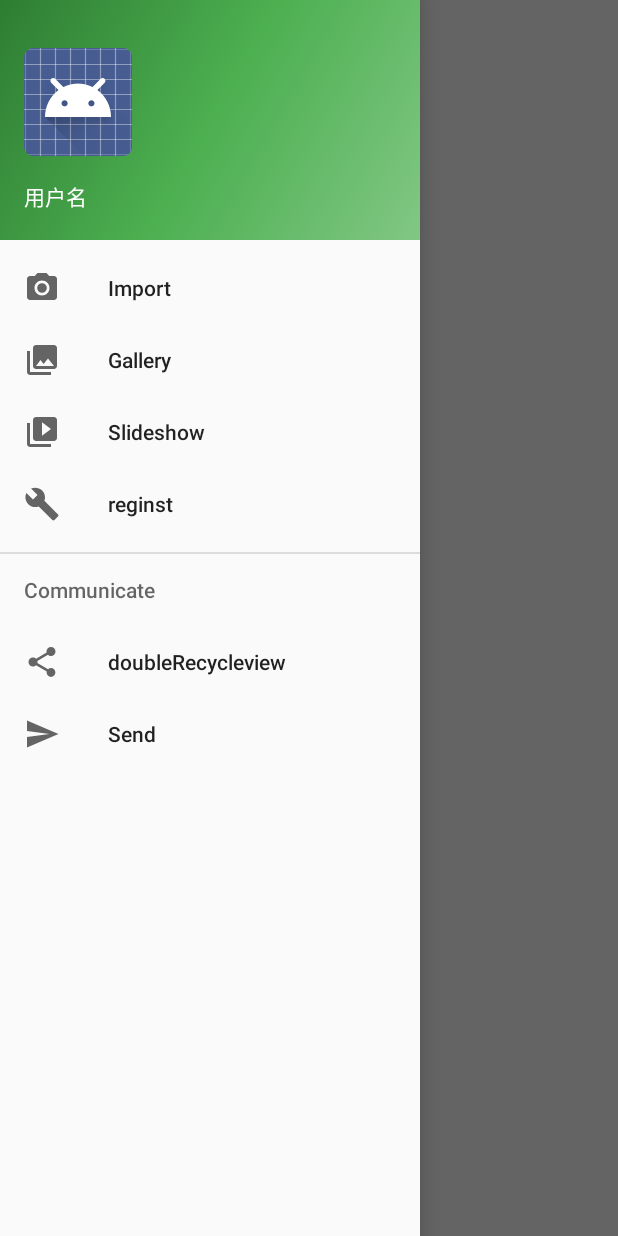
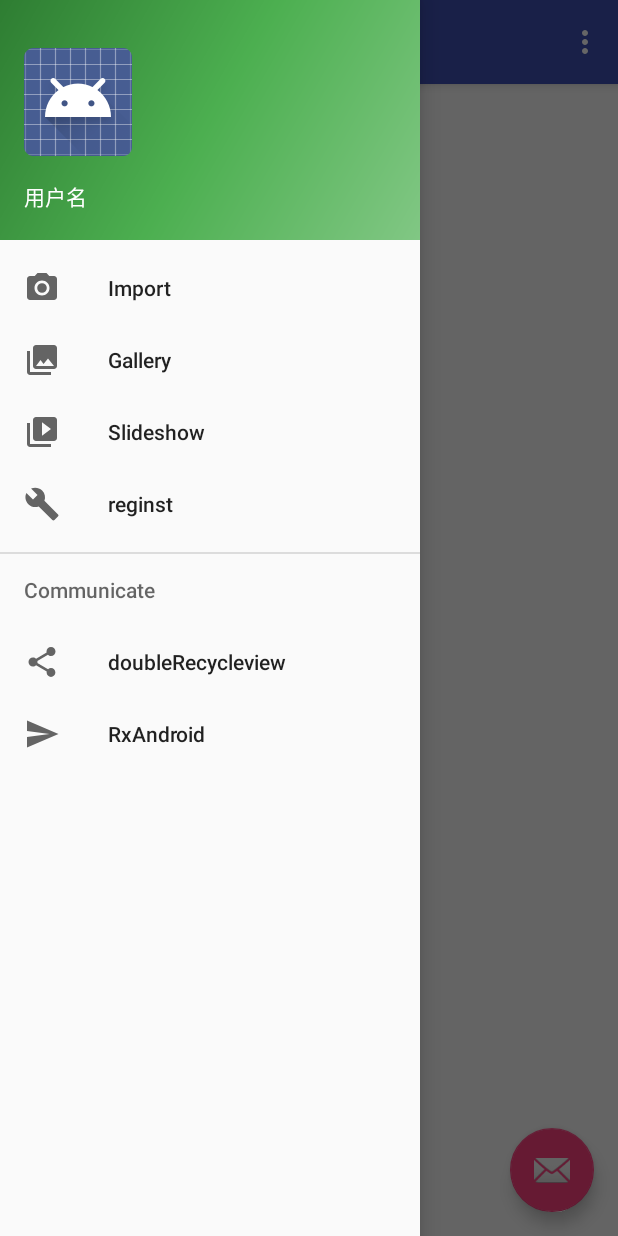
Before and after one commit to rosaemperor/MyApplication, an Android app: the screen it shows after launch (MainActivity), with the side drawer open, on a phone screen of 412 x 824 dp. Run offline under Robolectric (Android 15) with nearby library versions, the phone set to English and light mode, and no system bars; libraries missing offline, so code that uses them is left out: com.zhy.autolayout; 1 statement that could not run was skipped.

Commit message:
添加RxJava和rxAndroid

```diff
--- a/app/src/main/AndroidManifest.xml
+++ b/app/src/main/AndroidManifest.xml
@@ -30,6 +30,8 @@
         <activity android:name=".EventBusSendActivity"/>
         <activity android:name=".DoubleRecycleViewActivity"/>
         <activity android:name=".ReginstActivity"/>
+        <activity android:name=".RXAndroidTestActivity"/>
+        <activity android:name=".SimpleRxAndroidActivity"/>
     </application>
 
 
--- a/app/src/main/java/com/myapplication/MainActivity.java
+++ b/app/src/main/java/com/myapplication/MainActivity.java
@@ -104,7 +104,9 @@ public class MainActivity extends AppCompatActivity
             intent.setClass(MainActivity.this,DoubleRecycleViewActivity.class);
             startActivity(intent);
         } else if (id == R.id.nav_send) {
-
+            Intent intent=new Intent();
+            intent.setClass(MainActivity.this,RXAndroidTestActivity.class);
+            startActivity(intent);
         }
 
         DrawerLayout drawer = (DrawerLayout) findViewById(R.id.drawer_layout);
--- a/app/src/main/java/com/myapplication/TouchTestActivity.java
+++ b/app/src/main/java/com/myapplication/TouchTestActivity.java
@@ -25,7 +25,7 @@ public class TouchTestActivity extends AutoLayoutActivity implements View.OnClic
         binding= DataBindingUtil.setContentView(TouchTestActivity.this,R.layout.activity_ontouch_layout);
         binding.setEvent(this);
         LoadingDialog dialog= new LoadingDialog(TouchTestActivity.this);
-        dialog.show();
+
     }
     @Override
     public void onClick(View v) {
--- /dev/null
+++ b/app/src/main/res/layout/app_bar_main.xml
@@ -0,0 +1,34 @@
+<?xml version="1.0" encoding="utf-8"?>
+<android.support.design.widget.CoordinatorLayout
+    xmlns:android="http://schemas.android.com/apk/res/android"
+    xmlns:app="http://schemas.android.com/apk/res-auto"
+    xmlns:tools="http://schemas.android.com/tools"
+    android:layout_width="match_parent"
+    android:layout_height="match_parent"
+    tools:context="com.myapplication.MainActivity">
+
+    <android.support.design.widget.AppBarLayout
+        android:layout_width="match_parent"
+        android:layout_height="wrap_content"
+        android:theme="@style/AppTheme.AppBarOverlay">
+
+        <android.support.v7.widget.Toolbar
+            android:id="@+id/toolbar"
+            android:layout_width="match_parent"
+            android:layout_height="?attr/actionBarSize"
+            android:background="?attr/colorPrimary"
+            app:popupTheme="@style/AppTheme.PopupOverlay"/>
+
+    </android.support.design.widget.AppBarLayout>
+
+    <include layout="@layout/content_main"/>
+
+    <android.support.design.widget.FloatingActionButton
+        android:id="@+id/fab"
+        android:layout_width="wrap_content"
+        android:layout_height="wrap_content"
+        android:layout_gravity="bottom|end"
+        android:layout_margin="@dimen/fab_margin"
+        app:srcCompat="@android:drawable/ic_dialog_email"/>
+
+</android.support.design.widget.CoordinatorLayout>
--- a/app/src/main/res/menu/activity_main_drawer.xml
+++ b/app/src/main/res/menu/activity_main_drawer.xml
@@ -29,7 +29,7 @@
             <item
                 android:id="@+id/nav_send"
                 android:icon="@drawable/ic_menu_send"
-                android:title="Send"/>
+                android:title="RxAndroid"/>
         </menu>
     </item>
 
```
Also changed, not shown: app/build.gradle (+12 -4 lines), app/src/main/java/com/myapplication/RXAndroidTestActivity.java (added, +25 -0 lines), app/src/main/java/com/myapplication/SimpleRxAndroidActivity.java (added, +26 -0 lines), app/src/main/java/com/myapplication/viewModel/RxAndroidSimpleViewModel.java (added, +79 -0 lines), app/src/main/java/com/myapplication/viewModel/RxAndroidTestViewModel.java (added, +40 -0 lines), app/src/main/res/layout/content_main.xml (added, +21 -0 lines), app/src/main/res/layout/rx_android_test.xml (added, +64 -0 lines), app/src/main/res/layout/rx_simple_test.xml (added, +20 -0 lines), app/src/main/res/values/strings.xml (+14 -0 lines).
